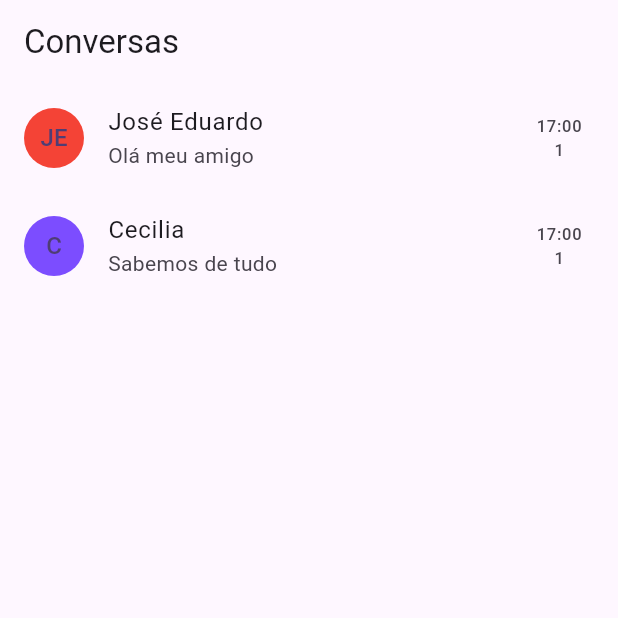
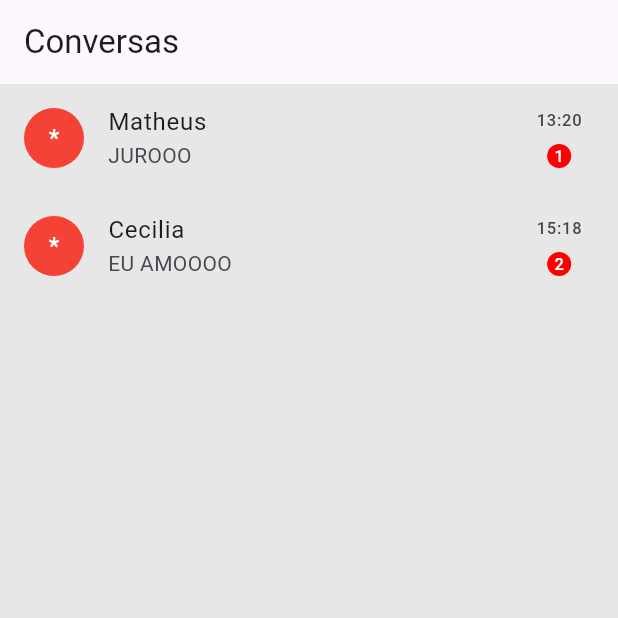
Before and after one commit to 888772/aula01, a Flutter app: the screen it shows after launch, on a phone screen of 412 x 824 dp, the top half of it. Run offline on Flutter 3.47's test engine with Material 3 defaults, Android fonts, the phone set to English and light mode, and no system bars.

Commit message:
new file:   lib/domain/conversa.dart 	modified:   lib/main.dart 	modified:   lib/pages/chat_list_page.dart

```diff
--- /dev/null
+++ b/lib/domain/conversa.dart
@@ -0,0 +1,14 @@
+class Conversa {
+  String contato;
+  String ultimaMsg;
+  String hora;
+  int naoLidas;
+
+  Conversa({
+    required this.contato,
+    required this.ultimaMsg,
+    required this.hora,
+    required this.naoLidas
+    });
+
+}
--- a/lib/main.dart
+++ b/lib/main.dart
@@ -29,9 +29,9 @@ class MyApp extends StatelessWidget {
         //
         // This works for code too, not just values: Most code changes can be
         // tested with just a hot reload.
-        colorScheme: .fromSeed(seedColor: Colors.deepPurple),
+        colorScheme: ColorScheme.fromSeed(seedColor: Colors.deepPurple),
       ),
-      home: const ChatListPage(),
+      home: ChatListPage(),
     );
   }
 }
--- a/lib/pages/chat_list_page.dart
+++ b/lib/pages/chat_list_page.dart
@@ -1,42 +1,61 @@
+import 'package:aula01/domain/conversa.dart';
 import 'package:flutter/material.dart';
 
 class ChatListPage extends StatelessWidget {
+
   const ChatListPage({super.key});
 
   @override
   Widget build(BuildContext context) {
+
+      List<Conversa> conversas = [
+        Conversa(
+          contato: 'Matheus',
+          ultimaMsg: 'JUROOO',
+          hora: '13:20',
+          naoLidas: 1,
+          ),
+        Conversa(
+          contato: 'Cecilia',
+          ultimaMsg: 'EU AMOOOO',
+          hora: '15:18',
+          naoLidas: 2,
+          ),
+    ];
+
     return Scaffold(
-      appBar: AppBar(title: Text('Conversas'),),
-      body: ListView(
-        children: [
-          ListTile(
-            title: Text("José Eduardo"),
-            subtitle: Text("Olá meu amigo"),
-            leading: CircleAvatar(backgroundColor: Colors.red, child: const Text("JE"),),
+      backgroundColor: const Color.fromARGB(255, 231, 231, 231),
+
+      appBar: AppBar(
+        title: Text('Conversas'),
+      ),
+
+      body: ListView.builder(
+        itemCount: conversas.length,
+        itemBuilder: (BuildContext context, int i) {
+          Conversa conversa = conversas[i];
+          return ListTile(
+            title: Text(conversa.contato),
+            subtitle: Text(conversa.ultimaMsg),
+            leading: CircleAvatar(
+              backgroundColor: Colors.red,
+              foregroundColor: Colors.white,
+              child: const Text("*"),
+            ),
             trailing: Column(
               //crossAxisAlignment: CrossAxisAlignment.center,
-              mainAxisAlignment: MainAxisAlignment.center,
+              mainAxisAlignment: MainAxisAlignment.spaceEvenly,
               children: [
-                Text("17:00"),
-                Text("1"),
+                Text(conversa.hora),
+                Badge(
+                  label: Text('${conversa.naoLidas}'),
+                  backgroundColor: const Color.fromARGB(255, 255, 0, 0),
+                ),
               ],
             ),
-          ),
-          ListTile(
-            title: Text("Cecilia"),
-            subtitle: Text("Sabemos de tudo"),
-            leading: CircleAvatar(backgroundColor: Colors.deepPurpleAccent, child: Text("C"),),
-            trailing: Column(
-              //crossAxisAlignment: CrossAxisAlignment.center,
-              mainAxisAlignment: MainAxisAlignment.center,
-              children: [
-                Text("17:00"),
-                Text("1"),
-              ],
-            ),
-          )
-        ],
-      ),
+          );
+        },
+      )
     );
   }
 }
```
